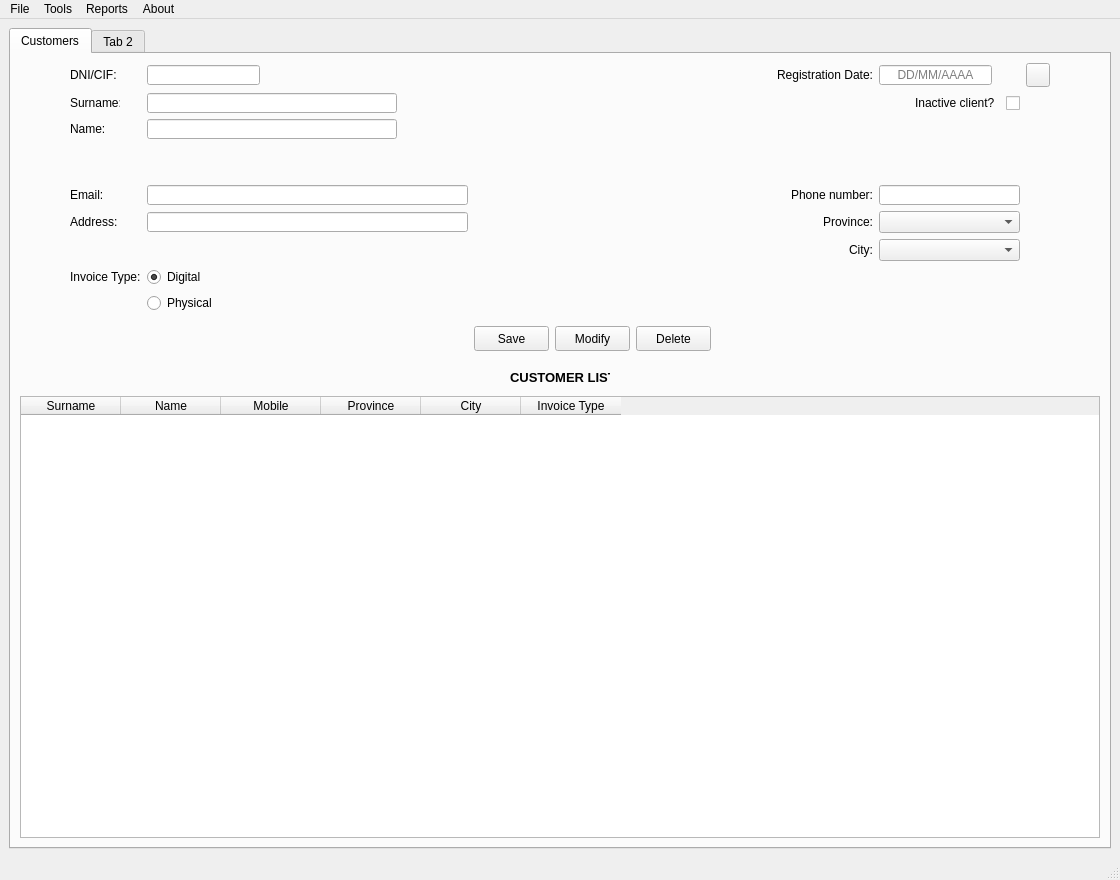
Old version of the form templates/window.ui in the repository MMSS99/DI_Proyecto.
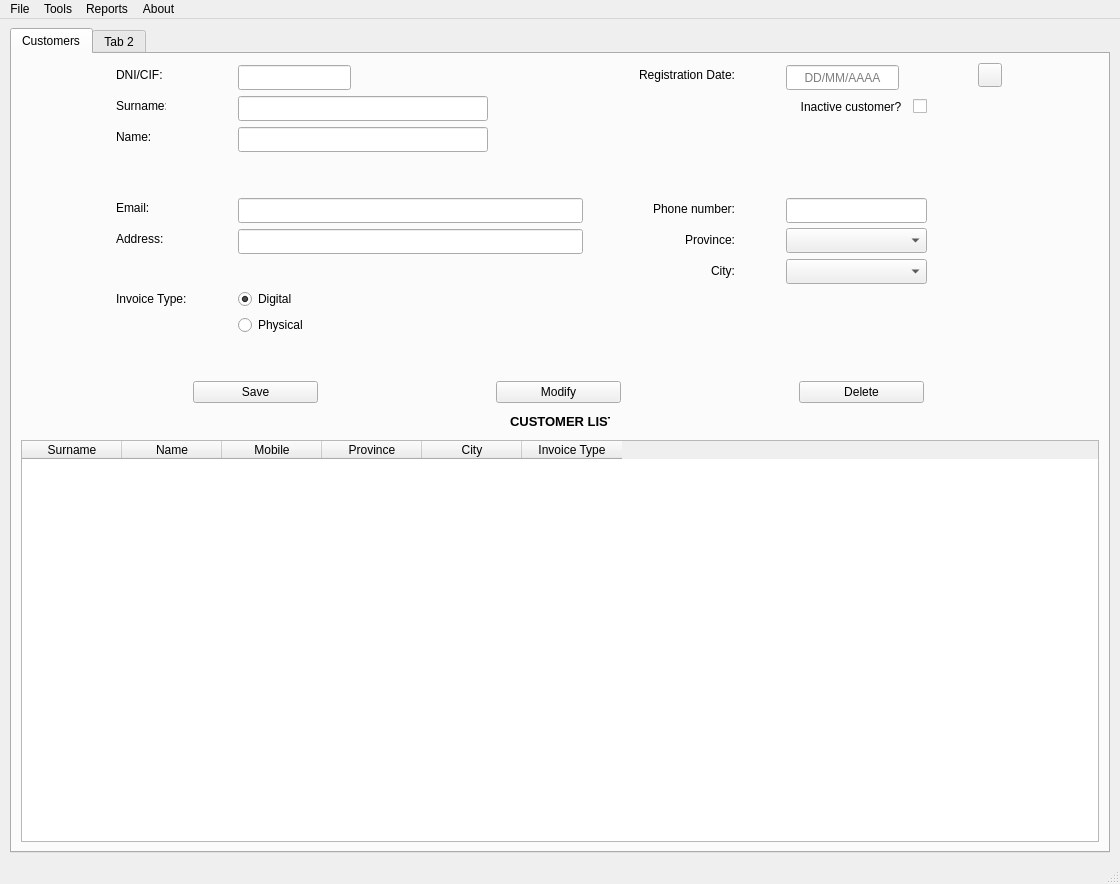
New version of the form. Icons and pictures are not drawn.

Diff of the .ui file:
```diff
--- a/templates/window.ui
+++ b/templates/window.ui
@@ -23,6 +23,12 @@
         <verstretch>0</verstretch>
        </sizepolicy>
       </property>
+      <property name="maximumSize">
+       <size>
+        <width>1100</width>
+        <height>900</height>
+       </size>
+      </property>
       <property name="layoutDirection">
        <enum>Qt::LeftToRight</enum>
       </property>
@@ -34,6 +40,38 @@
         <string>Customers</string>
        </attribute>
        <layout class="QGridLayout" name="gridLayout_4">
+        <item row="2" column="0" alignment="Qt::AlignHCenter">
+         <widget class="QLabel" name="lbl_customerlist">
+          <property name="minimumSize">
+           <size>
+            <width>100</width>
+            <height>25</height>
+           </size>
+          </property>
+          <property name="maximumSize">
+           <size>
+            <width>100</width>
+            <height>25</height>
+           </size>
+          </property>
+          <property name="font">
+           <font>
+            <pointsize>10</pointsize>
+            <weight>75</weight>
+            <bold>true</bold>
+           </font>
+          </property>
+          <property name="text">
+           <string>CUSTOMER LIST</string>
+          </property>
+          <property name="textFormat">
+           <enum>Qt::RichText</enum>
+          </property>
+          <property name="alignment">
+           <set>Qt::AlignCenter</set>
+          </property>
+         </widget>
+        </item>
         <item row="0" column="0">
          <layout class="QGridLayout" name="gridLayout">
           <property name="leftMargin">
@@ -42,47 +80,34 @@
           <property name="rightMargin">
            <number>50</number>
           </property>
-          <item row="2" column="1">
-           <widget class="QLineEdit" name="txt_name">
+          <item row="10" column="1">
+           <spacer name="verticalSpacer_2">
+            <property name="orientation">
+             <enum>Qt::Vertical</enum>
+            </property>
+            <property name="sizeType">
+             <enum>QSizePolicy::Fixed</enum>
+            </property>
+            <property name="sizeHint" stdset="0">
+             <size>
+              <width>20</width>
+              <height>40</height>
+             </size>
+            </property>
+           </spacer>
+          </item>
+          <item row="6" column="4">
+           <widget class="QComboBox" name="cmb_provinces">
             <property name="minimumSize">
              <size>
-              <width>250</width>
-              <height>0</height>
+              <width>0</width>
+              <height>25</height>
              </size>
             </property>
             <property name="maximumSize">
              <size>
-              <width>250</width>
-              <height>20</height>
-             </size>
-            </property>
-           </widget>
-          </item>
-          <item row="5" column="0">
-           <widget class="QLabel" name="lbl_email">
-            <property name="maximumSize">
-             <size>
-              <width>50</width>
-              <height>20</height>
-             </size>
-            </property>
-            <property name="layoutDirection">
-             <enum>Qt::LeftToRight</enum>
-            </property>
-            <property name="text">
-             <string>Email:</string>
-            </property>
-            <property name="alignment">
-             <set>Qt::AlignLeading|Qt::AlignLeft|Qt::AlignVCenter</set>
-            </property>
-           </widget>
-          </item>
-          <item row="5" column="5">
-           <widget class="QLineEdit" name="txt_phone">
-            <property name="maximumSize">
-             <size>
-              <width>141</width>
-              <height>20</height>
+              <width>150</width>
+              <height>22</height>
              </size>
             </property>
            </widget>
@@ -91,28 +116,18 @@
            <widget class="QLineEdit" name="txt_address">
             <property name="minimumSize">
              <size>
-              <width>250</width>
-              <height>0</height>
+              <width>0</width>
+              <height>25</height>
              </size>
             </property>
             <property name="maximumSize">
              <size>
-              <width>340</width>
+              <width>345</width>
               <height>20</height>
              </size>
             </property>
            </widget>
           </item>
-          <item row="6" column="5">
-           <widget class="QComboBox" name="cmb_provinces">
-            <property name="maximumSize">
-             <size>
-              <width>150</width>
-              <height>22</height>
-             </size>
-            </property>
-           </widget>
-          </item>
           <item row="1" column="0">
            <widget class="QLabel" name="lbl_surname">
             <property name="maximumSize">
@@ -132,127 +147,65 @@
             </property>
            </widget>
           </item>
-          <item row="0" column="6">
-           <widget class="QPushButton" name="btn_calendar">
-            <property name="minimumSize">
-             <size>
-              <width>24</width>
-              <height>24</height>
-             </size>
-            </property>
-            <property name="maximumSize">
-             <size>
-              <width>24</width>
-              <height>24</height>
-             </size>
-            </property>
-            <property name="text">
-             <string/>
-            </property>
-            <property name="icon">
-             <iconset>
-              <normaloff>../img/calendar.png</normaloff>../img/calendar.png</iconset>
-            </property>
-            <property name="iconSize">
-             <size>
-              <width>32</width>
-              <height>32</height>
-             </size>
-            </property>
-           </widget>
-          </item>
-          <item row="5" column="1">
-           <widget class="QLineEdit" name="txt_email">
-            <property name="minimumSize">
-             <size>
-              <width>250</width>
-              <height>0</height>
-             </size>
-            </property>
-            <property name="maximumSize">
-             <size>
-              <width>345</width>
-              <height>20</height>
-             </size>
-            </property>
-           </widget>
-          </item>
-          <item row="0" column="1">
-           <widget class="QLineEdit" name="txt_dnicif">
-            <property name="maximumSize">
-             <size>
-              <width>113</width>
-              <height>20</height>
-             </size>
-            </property>
-           </widget>
-          </item>
-          <item row="6" column="0">
-           <widget class="QLabel" name="lbl_address">
-            <property name="maximumSize">
-             <size>
-              <width>50</width>
-              <height>20</height>
-             </size>
-            </property>
-            <property name="layoutDirection">
-             <enum>Qt::LeftToRight</enum>
-            </property>
-            <property name="text">
-             <string>Address:</string>
-            </property>
-            <property name="alignment">
-             <set>Qt::AlignLeading|Qt::AlignLeft|Qt::AlignVCenter</set>
-            </property>
-           </widget>
-          </item>
-          <item row="0" column="5">
-           <widget class="QLineEdit" name="txt_registrationdate">
-            <property name="maximumSize">
-             <size>
-              <width>113</width>
-              <height>20</height>
-             </size>
-            </property>
-            <property name="text">
-             <string/>
-            </property>
-            <property name="alignment">
-             <set>Qt::AlignCenter</set>
-            </property>
-            <property name="placeholderText">
-             <string>DD/MM/AAAA</string>
-            </property>
-           </widget>
-          </item>
           <item row="5" column="4">
-           <widget class="QLabel" name="lbl_phone">
+           <widget class="QLineEdit" name="txt_phone">
+            <property name="minimumSize">
+             <size>
+              <width>0</width>
+              <height>25</height>
+             </size>
+            </property>
+            <property name="maximumSize">
+             <size>
+              <width>141</width>
+              <height>20</height>
+             </size>
+            </property>
+           </widget>
+          </item>
+          <item row="2" column="1">
+           <widget class="QLineEdit" name="txt_name">
+            <property name="minimumSize">
+             <size>
+              <width>250</width>
+              <height>25</height>
+             </size>
+            </property>
+            <property name="maximumSize">
+             <size>
+              <width>250</width>
+              <height>20</height>
+             </size>
+            </property>
+           </widget>
+          </item>
+          <item row="5" column="0">
+           <widget class="QLabel" name="lbl_email">
+            <property name="maximumSize">
+             <size>
+              <width>50</width>
+              <height>20</height>
+             </size>
+            </property>
             <property name="layoutDirection">
              <enum>Qt::LeftToRight</enum>
             </property>
             <property name="text">
-             <string>Phone number:</string>
+             <string>Email:</string>
             </property>
             <property name="alignment">
-             <set>Qt::AlignRight|Qt::AlignTrailing|Qt::AlignVCenter</set>
+             <set>Qt::AlignLeading|Qt::AlignLeft|Qt::AlignVCenter</set>
             </property>
            </widget>
           </item>
           <item row="7" column="4">
-           <widget class="QLabel" name="lbl_city">
-            <property name="layoutDirection">
-             <enum>Qt::LeftToRight</enum>
-            </property>
-            <property name="text">
-             <string>City:</string>
-            </property>
-            <property name="alignment">
-             <set>Qt::AlignRight|Qt::AlignTrailing|Qt::AlignVCenter</set>
-            </property>
-           </widget>
-          </item>
-          <item row="7" column="5">
            <widget class="QComboBox" name="cmb_cities">
+            <property name="minimumSize">
+             <size>
+              <width>0</width>
+              <height>25</height>
+             </size>
+            </property>
             <property name="maximumSize">
              <size>
               <width>150</width>
@@ -261,6 +214,41 @@
             </property>
            </widget>
           </item>
+          <item row="0" column="0">
+           <widget class="QLabel" name="lbl_dnicif">
+            <property name="maximumSize">
+             <size>
+              <width>50</width>
+              <height>20</height>
+             </size>
+            </property>
+            <property name="layoutDirection">
+             <enum>Qt::LeftToRight</enum>
+            </property>
+            <property name="text">
+             <string>DNI/CIF:</string>
+            </property>
+            <property name="alignment">
+             <set>Qt::AlignLeading|Qt::AlignLeft|Qt::AlignVCenter</set>
+            </property>
+           </widget>
+          </item>
+          <item row="1" column="1">
+           <widget class="QLineEdit" name="txt_surname">
+            <property name="minimumSize">
+             <size>
+              <width>250</width>
+              <height>25</height>
+             </size>
+            </property>
+            <property name="maximumSize">
+             <size>
+              <width>250</width>
+              <height>20</height>
+             </size>
+            </property>
+           </widget>
+          </item>
           <item row="8" column="0">
            <widget class="QLabel" name="lbl_invoice">
             <property name="maximumSize">
@@ -280,23 +268,7 @@
             </property>
            </widget>
           </item>
-          <item row="1" column="1">
-           <widget class="QLineEdit" name="txt_surname">
-            <property name="minimumSize">
-             <size>
-              <width>250</width>
-              <height>0</height>
-             </size>
-            </property>
-            <property name="maximumSize">
-             <size>
-              <width>250</width>
-              <height>20</height>
-             </size>
-            </property>
-           </widget>
-          </item>
-          <item row="6" column="4">
+          <item row="6" column="3">
            <widget class="QLabel" name="lbl_province">
             <property name="layoutDirection">
              <enum>Qt::LeftToRight</enum>
@@ -309,26 +281,7 @@
             </property>
            </widget>
           </item>
-          <item row="0" column="0">
-           <widget class="QLabel" name="lbl_dnicif">
-            <property name="maximumSize">
-             <size>
-              <width>50</width>
-              <height>20</height>
-             </size>
-            </property>
-            <property name="layoutDirection">
-             <enum>Qt::LeftToRight</enum>
-            </property>
-            <property name="text">
-             <string>DNI/CIF:</string>
-            </property>
-            <property name="alignment">
-             <set>Qt::AlignLeading|Qt::AlignLeft|Qt::AlignVCenter</set>
-            </property>
-           </widget>
-          </item>
-          <item row="0" column="4">
+          <item row="0" column="3">
            <widget class="QLabel" name="lbl_registrationdate">
             <property name="maximumSize">
              <size>
@@ -344,11 +297,11 @@
             </property>
            </widget>
           </item>
-          <item row="1" column="5">
+          <item row="1" column="4">
            <widget class="QCheckBox" name="chk_inactive">
             <property name="maximumSize">
              <size>
-              <width>115</width>
+              <width>130</width>
               <height>25</height>
              </size>
             </property>
@@ -356,45 +309,87 @@
              <enum>Qt::RightToLeft</enum>
             </property>
             <property name="text">
-             <string>Inactive client?  </string>
+             <string>Inactive customer?  </string>
             </property>
            </widget>
           </item>
-          <item row="2" column="0">
-           <widget class="QLabel" name="lbl_name">
+          <item row="5" column="1">
+           <widget class="QLineEdit" name="txt_email">
+            <property name="minimumSize">
+             <size>
+              <width>0</width>
+              <height>25</height>
+             </size>
+            </property>
             <property name="maximumSize">
              <size>
-              <width>50</width>
+              <width>345</width>
               <height>20</height>
              </size>
             </property>
-            <property name="layoutDirection">
-             <enum>Qt::LeftToRight</enum>
+           </widget>
+          </item>
+          <item row="0" column="1">
+           <widget class="QLineEdit" name="txt_dnicif">
+            <property name="minimumSize">
+             <size>
+              <width>0</width>
+              <height>25</height>
+             </size>
             </property>
-            <property name="text">
-             <string>Name:</string>
+            <property name="maximumSize">
+             <size>
+              <width>113</width>
+              <height>20</height>
+             </size>
             </property>
-            <property name="alignment">
-             <set>Qt::AlignLeading|Qt::AlignLeft|Qt::AlignVCenter</set>
-            </property>
            </widget>
           </item>
-          <item row="9" column="1">
-           <widget class="QRadioButton" name="rbt_digitalbill_2">
+          <item row="0" column="5">
+           <widget class="QPushButton" name="btn_calendar">
+            <property name="minimumSize">
+             <size>
+              <width>24</width>
+              <height>24</height>
+             </size>
+            </property>
             <property name="maximumSize">
              <size>
-              <width>71</width>
-              <height>20</height>
+              <width>24</width>
+              <height>24</height>
              </size>
             </property>
             <property name="text">
-             <string>Physical</string>
+             <string/>
             </property>
-            <attribute name="buttonGroup">
-             <string notr="true">groupbtn_billing</string>
-            </attribute>
+            <property name="icon">
+             <iconset>
+              <normaloff>../img/calendar.png</normaloff>../img/calendar.png</iconset>
+            </property>
+            <property name="iconSize">
+             <size>
+              <width>32</width>
+              <height>32</height>
+             </size>
+            </property>
            </widget>
           </item>
+          <item row="3" column="1">
+           <spacer name="verticalSpacer">
+            <property name="orientation">
+             <enum>Qt::Vertical</enum>
+            </property>
+            <property name="sizeType">
+             <enum>QSizePolicy::Fixed</enum>
+            </property>
+            <property name="sizeHint" stdset="0">
+             <size>
+              <width>20</width>
+              <height>40</height>
+             </size>
+            </property>
+           </spacer>
+          </item>
           <item row="8" column="1">
            <widget class="QRadioButton" name="rbt_digitalbill">
             <property name="maximumSize">
@@ -414,153 +409,114 @@
             </attribute>
            </widget>
           </item>
-          <item row="3" column="1">
-           <spacer name="verticalSpacer">
-            <property name="orientation">
-             <enum>Qt::Vertical</enum>
+          <item row="9" column="1">
+           <widget class="QRadioButton" name="rbt_digitalbill_2">
+            <property name="maximumSize">
+             <size>
+              <width>71</width>
+              <height>20</height>
+             </size>
             </property>
-            <property name="sizeType">
-             <enum>QSizePolicy::Fixed</enum>
+            <property name="text">
+             <string>Physical</string>
             </property>
-            <property name="sizeHint" stdset="0">
+            <attribute name="buttonGroup">
+             <string notr="true">groupbtn_billing</string>
+            </attribute>
+           </widget>
+          </item>
+          <item row="2" column="0">
+           <widget class="QLabel" name="lbl_name">
+            <property name="maximumSize">
              <size>
-              <width>20</width>
-              <height>40</height>
+              <width>50</width>
+              <height>20</height>
              </size>
             </property>
-           </spacer>
+            <property name="layoutDirection">
+             <enum>Qt::LeftToRight</enum>
+            </property>
+            <property name="text">
+             <string>Name:</string>
+            </property>
+            <property name="alignment">
+             <set>Qt::AlignLeading|Qt::AlignLeft|Qt::AlignVCenter</set>
+            </property>
+           </widget>
           </item>
-          <item row="10" column="2">
-           <layout class="QGridLayout" name="gridLayout_2">
-            <item row="0" column="0">
-             <widget class="QPushButton" name="btn_save">
-              <property name="maximumSize">
-               <size>
-                <width>75</width>
-                <height>25</height>
-               </size>
-              </property>
-              <property name="text">
-               <string>Save</string>
-              </property>
-             </widget>
-            </item>
-            <item row="0" column="1">
-             <widget class="QPushButton" name="btn_modify">
-              <property name="enabled">
-               <bool>true</bool>
-              </property>
-              <property name="sizePolicy">
-               <sizepolicy hsizetype="Fixed" vsizetype="Fixed">
-                <horstretch>0</horstretch>
-                <verstretch>0</verstretch>
-               </sizepolicy>
-              </property>
-              <property name="maximumSize">
-               <size>
-                <width>75</width>
-                <height>25</height>
-               </size>
-              </property>
-              <property name="baseSize">
-               <size>
-                <width>75</width>
-                <height>25</height>
-               </size>
-              </property>
-              <property name="focusPolicy">
-               <enum>Qt::WheelFocus</enum>
-              </property>
-              <property name="layoutDirection">
-               <enum>Qt::LeftToRight</enum>
-              </property>
-              <property name="text">
-               <string>Modify</string>
-              </property>
-             </widget>
-            </item>
-            <item row="0" column="2">
-             <widget class="QPushButton" name="btn_delete">
-              <property name="maximumSize">
-               <size>
-                <width>75</width>
-                <height>25</height>
-               </size>
-              </property>
-              <property name="text">
-               <string>Delete</string>
-              </property>
-             </widget>
-            </item>
-           </layout>
+          <item row="5" column="3">
+           <widget class="QLabel" name="lbl_phone">
+            <property name="layoutDirection">
+             <enum>Qt::LeftToRight</enum>
+            </property>
+            <property name="text">
+             <string>Phone number:</string>
+            </property>
+            <property name="alignment">
+             <set>Qt::AlignRight|Qt::AlignTrailing|Qt::AlignVCenter</set>
+            </property>
+           </widget>
           </item>
-          <item row="0" column="3">
-           <spacer name="horizontalSpacer">
-            <property name="orientation">
-             <enum>Qt::Horizontal</enum>
+          <item row="7" column="3">
+           <widget class="QLabel" name="lbl_city">
+            <property name="layoutDirection">
+             <enum>Qt::LeftToRight</enum>
             </property>
-            <property name="sizeType">
-             <enum>QSizePolicy::Fixed</enum>
+            <property name="text">
+             <string>City:</string>
             </property>
-            <property name="sizeHint" stdset="0">
+            <property name="alignment">
+             <set>Qt::AlignRight|Qt::AlignTrailing|Qt::AlignVCenter</set>
+            </property>
+           </widget>
+          </item>
+          <item row="0" column="4">
+           <widget class="QLineEdit" name="txt_registrationdate">
+            <property name="minimumSize">
              <size>
-              <width>60</width>
+              <width>0</width>
+              <height>25</height>
+             </size>
+            </property>
+            <property name="maximumSize">
+             <size>
+              <width>113</width>
               <height>20</height>
              </size>
             </property>
-           </spacer>
-          </item>
-          <item row="10" column="1">
-           <spacer name="verticalSpacer_2">
-            <property name="orientation">
-             <enum>Qt::Vertical</enum>
+            <property name="text">
+             <string/>
             </property>
-            <property name="sizeType">
-             <enum>QSizePolicy::Fixed</enum>
+            <property name="alignment">
+             <set>Qt::AlignCenter</set>
             </property>
-            <property name="sizeHint" stdset="0">
+            <property name="placeholderText">
+             <string>DD/MM/AAAA</string>
+            </property>
+           </widget>
+          </item>
+          <item row="6" column="0">
+           <widget class="QLabel" name="lbl_address">
+            <property name="maximumSize">
              <size>
-              <width>20</width>
-              <height>40</height>
+              <width>50</width>
+              <height>20</height>
              </size>
             </property>
-           </spacer>
+            <property name="layoutDirection">
+             <enum>Qt::LeftToRight</enum>
+            </property>
+            <property name="text">
+             <string>Address:</string>
+            </property>
+            <property name="alignment">
+             <set>Qt::AlignLeading|Qt::AlignLeft|Qt::AlignVCenter</set>
+            </property>
+           </widget>
           </item>
          </layout>
         </item>
-        <item row="1" column="0" alignment="Qt::AlignHCenter">
-         <widget class="QLabel" name="lbl_customerlist">
-          <property name="minimumSize">
-           <size>
-            <width>100</width>
-            <height>25</height>
-           </size>
-          </property>
-          <property name="maximumSize">
-           <size>
-            <width>100</width>
-            <height>25</height>
-           </size>
-          </property>
-          <property name="font">
-           <font>
-            <pointsize>10</pointsize>
-            <weight>75</weight>
-            <bold>true</bold>
-           </font>
-          </property>
-          <property name="text">
-           <string>CUSTOMER LIST</string>
-          </property>
-          <property name="textFormat">
-           <enum>Qt::RichText</enum>
-          </property>
-          <property name="alignment">
-           <set>Qt::AlignCenter</set>
-          </property>
-         </widget>
-        </item>
-        <item row="2" column="0">
+        <item row="3" column="0">
          <widget class="QTableWidget" name="tableWidget">
           <property name="minimumSize">
            <size>
@@ -600,6 +556,70 @@
           </column>
          </widget>
         </item>
+        <item row="1" column="0">
+         <layout class="QGridLayout" name="gridLayout_2">
+          <item row="0" column="0">
+           <widget class="QPushButton" name="btn_save">
+            <property name="maximumSize">
+             <size>
+              <width>125</width>
+              <height>25</height>
+             </size>
+            </property>
+            <property name="text">
+             <string>Save</string>
+            </property>
+           </widget>
+          </item>
+          <item row="0" column="1">
+           <widget class="QPushButton" name="btn_modify">
+            <property name="enabled">
+             <bool>true</bool>
+            </property>
+            <property name="sizePolicy">
+             <sizepolicy hsizetype="Fixed" vsizetype="Fixed">
+              <horstretch>0</horstretch>
+              <verstretch>0</verstretch>
+             </sizepolicy>
+            </property>
+            <property name="maximumSize">
+             <size>
+              <width>125</width>
+              <height>25</height>
+             </size>
+            </property>
+            <property name="baseSize">
+             <size>
+              <width>75</width>
+              <height>25</height>
+             </size>
+            </property>
+            <property name="focusPolicy">
+             <enum>Qt::WheelFocus</enum>
+            </property>
+            <property name="layoutDirection">
+             <enum>Qt::LeftToRight</enum>
+            </property>
+            <property name="text">
+             <string>Modify</string>
+            </property>
+           </widget>
+          </item>
+          <item row="0" column="2">
+           <widget class="QPushButton" name="btn_delete">
+            <property name="maximumSize">
+             <size>
+              <width>125</width>
+              <height>25</height>
+             </size>
+            </property>
+            <property name="text">
+             <string>Delete</string>
+            </property>
+           </widget>
+          </item>
+         </layout>
+        </item>
        </layout>
       </widget>
       <widget class="QWidget" name="tab_2">
@@ -624,6 +644,7 @@
     <property name="title">
      <string>File</string>
     </property>
+    <addaction name="actionExit"/>
    </widget>
    <widget class="QMenu" name="menuTools">
     <property name="title">
@@ -646,6 +667,11 @@
    <addaction name="menuAbout"/>
   </widget>
   <widget class="QStatusBar" name="statusbar"/>
+  <action name="actionExit">
+   <property name="text">
+    <string>Exit</string>
+   </property>
+  </action>
  </widget>
  <resources/>
  <connections/>
```
Left out of the diff: 20 changed lines with no effect on the pictures.
